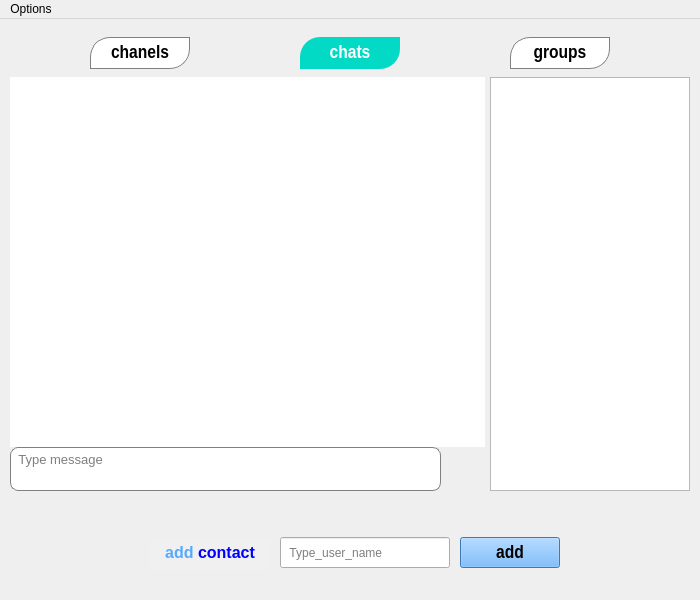
raminLgh/jamin-gram, file jamin-gram/chat.ui: the form before one commit.
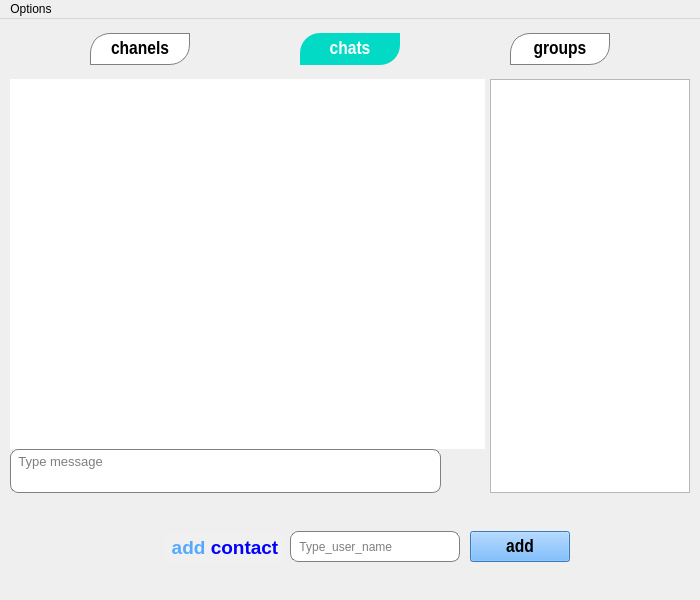
The form after the commit. Icons and pictures are not drawn.

```diff
--- a/jamin-gram/chat.ui
+++ b/jamin-gram/chat.ui
@@ -10,6 +10,18 @@
     <height>600</height>
    </rect>
   </property>
+  <property name="minimumSize">
+   <size>
+    <width>700</width>
+    <height>600</height>
+   </size>
+  </property>
+  <property name="maximumSize">
+   <size>
+    <width>700</width>
+    <height>600</height>
+   </size>
+  </property>
   <property name="windowTitle">
    <string>MainWindow</string>
   </property>
@@ -17,12 +29,21 @@
    <iconset resource="aks.qrc">
     <normaloff>:/photo/image/adamak.jpg</normaloff>:/photo/image/adamak.jpg</iconset>
   </property>
+  <property name="styleSheet">
+   <string notr="true">QLineEdit{
+border:1px solid gray;
+border-radius:8px;
+}
+QLineEdit:focus{
+border:1px solid #03dac6;
+}</string>
+  </property>
   <widget class="QWidget" name="centralwidget">
    <widget class="QLabel" name="label_2">
     <property name="geometry">
      <rect>
-      <x>110</x>
-      <y>518</y>
+      <x>130</x>
+      <y>512</y>
       <width>31</width>
       <height>31</height>
      </rect>
@@ -37,8 +58,8 @@
    <widget class="QLineEdit" name="add_user_lineEdit">
     <property name="geometry">
      <rect>
-      <x>280</x>
-      <y>518</y>
+      <x>290</x>
+      <y>512</y>
       <width>170</width>
       <height>31</height>
      </rect>
@@ -54,7 +75,7 @@
     <property name="geometry">
      <rect>
       <x>490</x>
-      <y>58</y>
+      <y>60</y>
       <width>200</width>
       <height>414</height>
      </rect>
@@ -62,7 +83,6 @@
     <property name="font">
      <font>
       <pointsize>10</pointsize>
-      <weight>75</weight>
       <bold>true</bold>
      </font>
     </property>
@@ -74,7 +94,7 @@
     <property name="geometry">
      <rect>
       <x>10</x>
-      <y>58</y>
+      <y>60</y>
       <width>475</width>
       <height>370</height>
      </rect>
@@ -83,7 +103,6 @@
      <font>
       <family>Arial</family>
       <pointsize>10</pointsize>
-      <weight>50</weight>
       <bold>false</bold>
      </font>
     </property>
@@ -101,7 +120,7 @@
     <property name="geometry">
      <rect>
       <x>10</x>
-      <y>428</y>
+      <y>430</y>
       <width>431</width>
       <height>44</height>
      </rect>
@@ -136,7 +155,7 @@
     <property name="geometry">
      <rect>
       <x>510</x>
-      <y>18</y>
+      <y>14</y>
       <width>100</width>
       <height>32</height>
      </rect>
@@ -145,7 +164,6 @@
      <font>
       <family>Arial Narrow</family>
       <pointsize>14</pointsize>
-      <weight>75</weight>
       <bold>true</bold>
      </font>
     </property>
@@ -170,7 +188,7 @@
     <property name="geometry">
      <rect>
       <x>300</x>
-      <y>18</y>
+      <y>14</y>
       <width>100</width>
       <height>32</height>
      </rect>
@@ -179,7 +197,6 @@
      <font>
       <family>Arial Narrow</family>
       <pointsize>14</pointsize>
-      <weight>75</weight>
       <bold>true</bold>
      </font>
     </property>
@@ -207,7 +224,7 @@
     <property name="geometry">
      <rect>
       <x>90</x>
-      <y>18</y>
+      <y>14</y>
       <width>100</width>
       <height>32</height>
      </rect>
@@ -216,7 +233,6 @@
      <font>
       <family>Arial Narrow</family>
       <pointsize>14</pointsize>
-      <weight>75</weight>
       <bold>true</bold>
      </font>
     </property>
@@ -242,8 +258,8 @@
    <widget class="QPushButton" name="addpb">
     <property name="geometry">
      <rect>
-      <x>460</x>
-      <y>518</y>
+      <x>470</x>
+      <y>512</y>
       <width>100</width>
       <height>31</height>
      </rect>
@@ -252,7 +268,6 @@
      <font>
       <family>Arial Narrow</family>
       <pointsize>14</pointsize>
-      <weight>75</weight>
       <bold>true</bold>
      </font>
     </property>
@@ -270,7 +285,7 @@
     <property name="geometry">
      <rect>
       <x>441</x>
-      <y>428</y>
+      <y>430</y>
       <width>44</width>
       <height>44</height>
      </rect>
@@ -300,8 +315,8 @@
    <widget class="QTextEdit" name="textEdit_2">
     <property name="geometry">
      <rect>
-      <x>150</x>
-      <y>520</y>
+      <x>165</x>
+      <y>513</y>
       <width>120</width>
       <height>31</height>
      </rect>
@@ -318,10 +333,10 @@
     </property>
     <property name="html">
      <string>&lt;!DOCTYPE HTML PUBLIC &quot;-//W3C//DTD HTML 4.0//EN&quot; &quot;http://www.w3.org/TR/REC-html40/strict.dtd&quot;&gt;
-&lt;html&gt;&lt;head&gt;&lt;meta name=&quot;qrichtext&quot; content=&quot;1&quot; /&gt;&lt;style type=&quot;text/css&quot;&gt;
+&lt;html&gt;&lt;head&gt;&lt;meta name=&quot;qrichtext&quot; content=&quot;1&quot; /&gt;&lt;meta charset=&quot;utf-8&quot; /&gt;&lt;style type=&quot;text/css&quot;&gt;
 p, li { white-space: pre-wrap; }
-&lt;/style&gt;&lt;/head&gt;&lt;body style=&quot; font-family:'MS Shell Dlg 2'; font-size:8.25pt; font-weight:400; font-style:normal;&quot;&gt;
-&lt;p align=&quot;center&quot; style=&quot; margin-top:0px; margin-bottom:0px; margin-left:0px; margin-right:0px; -qt-block-indent:0; text-indent:0px;&quot;&gt;&lt;span style=&quot; font-family:'MS Shell Dlg 2'; font-size:12pt; font-weight:600; color:#55aaff;&quot;&gt;add&lt;/span&gt;&lt;span style=&quot; font-family:'MS Shell Dlg 2'; font-size:12pt; font-weight:600;&quot;&gt; &lt;/span&gt;&lt;span style=&quot; font-family:'MS Shell Dlg 2'; font-size:12pt; font-weight:600; color:#0000ff;&quot;&gt;contact&lt;/span&gt;&lt;/p&gt;&lt;/body&gt;&lt;/html&gt;</string>
+&lt;/style&gt;&lt;/head&gt;&lt;body style=&quot; font-family:'Segoe UI'; font-size:9pt; font-weight:400; font-style:normal;&quot;&gt;
+&lt;p align=&quot;center&quot; style=&quot; margin-top:0px; margin-bottom:0px; margin-left:0px; margin-right:0px; -qt-block-indent:0; text-indent:0px;&quot;&gt;&lt;span style=&quot; font-family:'MS Shell Dlg 2'; font-size:14pt; font-weight:600; color:#55aaff;&quot;&gt;add&lt;/span&gt;&lt;span style=&quot; font-family:'MS Shell Dlg 2'; font-size:14pt; font-weight:600;&quot;&gt; &lt;/span&gt;&lt;span style=&quot; font-family:'MS Shell Dlg 2'; font-size:14pt; font-weight:600; color:#0000ff;&quot;&gt;contact&lt;/span&gt;&lt;/p&gt;&lt;/body&gt;&lt;/html&gt;</string>
     </property>
    </widget>
   </widget>
```
Left out of the diff: 9 changed lines with no effect on the pictures.
